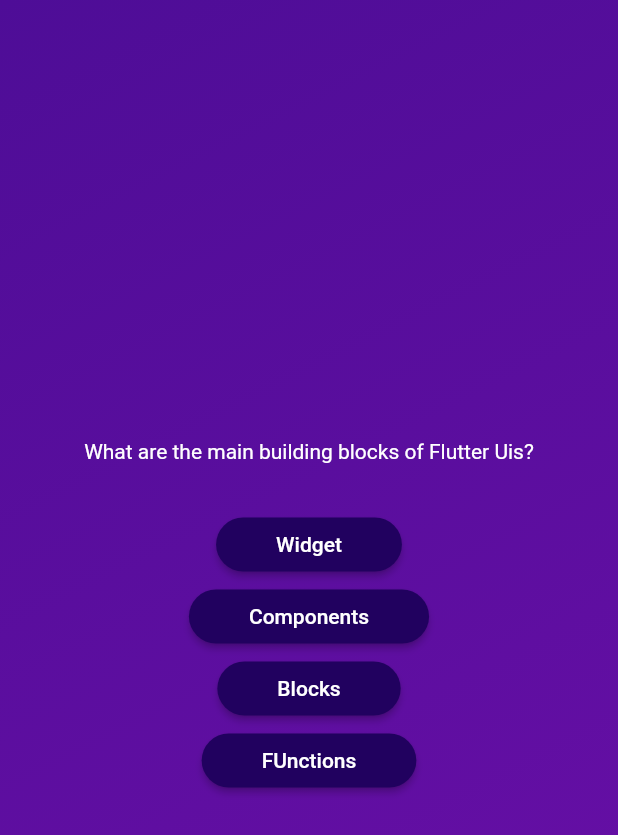
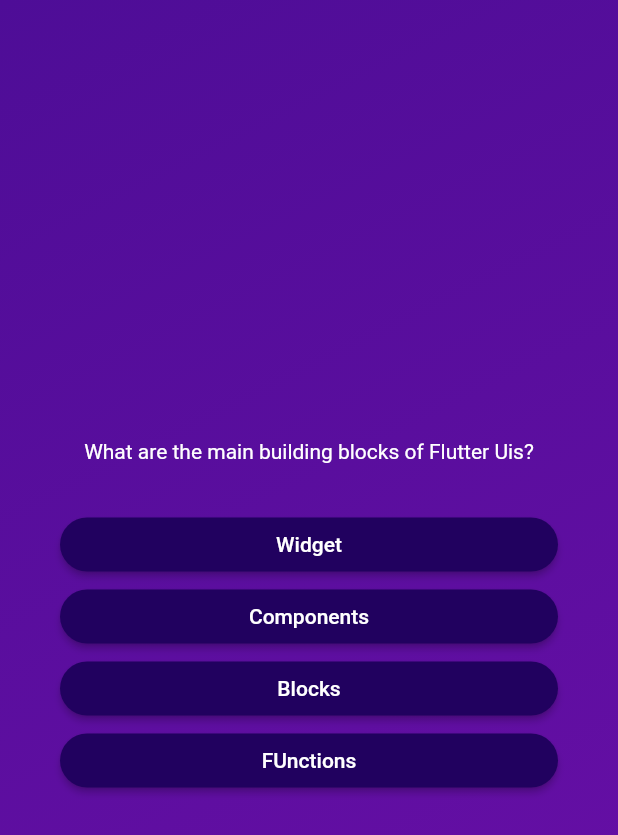
Before and after one commit to Md-Roni024/FLutter_Practice, a Flutter app: the screen it shows after launch, after a tap on "Start Quiz", on a phone screen of 412 x 824 dp. Shown: the top 835 px of the screen. Run offline on Flutter 3.47's test engine with Material 2 defaults, Android fonts, the phone set to English and light mode, and no system bars.

Commit message:
3.21 Add Margin and Padding To the question and Answer

```diff
--- a/lib/questinons_screen.dart
+++ b/lib/questinons_screen.dart
@@ -17,21 +17,25 @@ class _QuestionScreenState extends State<QuestionsScreen> {
 
     return SizedBox(
       width: double.infinity,
+      child: Container(
+        margin: const EdgeInsets.all(40),
         child: Column(
           mainAxisAlignment: MainAxisAlignment.center,
+          crossAxisAlignment: CrossAxisAlignment.stretch,
           children: [
             Text(
               currentQuestion.text,
               style: const TextStyle(
                 color: Colors.white,
               ),
+              textAlign: TextAlign.center,
             ),
             const SizedBox(height: 30),
-          AnswerButton(answerText: currentQuestion.answers[0], onTap: () {}),
-          AnswerButton(answerText: currentQuestion.answers[1], onTap: () {}),
-          AnswerButton(answerText: currentQuestion.answers[2], onTap: () {}),
-          AnswerButton(answerText: currentQuestion.answers[3], onTap: () {}),
+            ...currentQuestion.answers.map((answer) {
+              return AnswerButton(answerText: answer, onTap: () {});
+            })
           ],
+        ),
       ),
     );
   }
```
Lines whose indentation alone changed are shown as unchanged.
